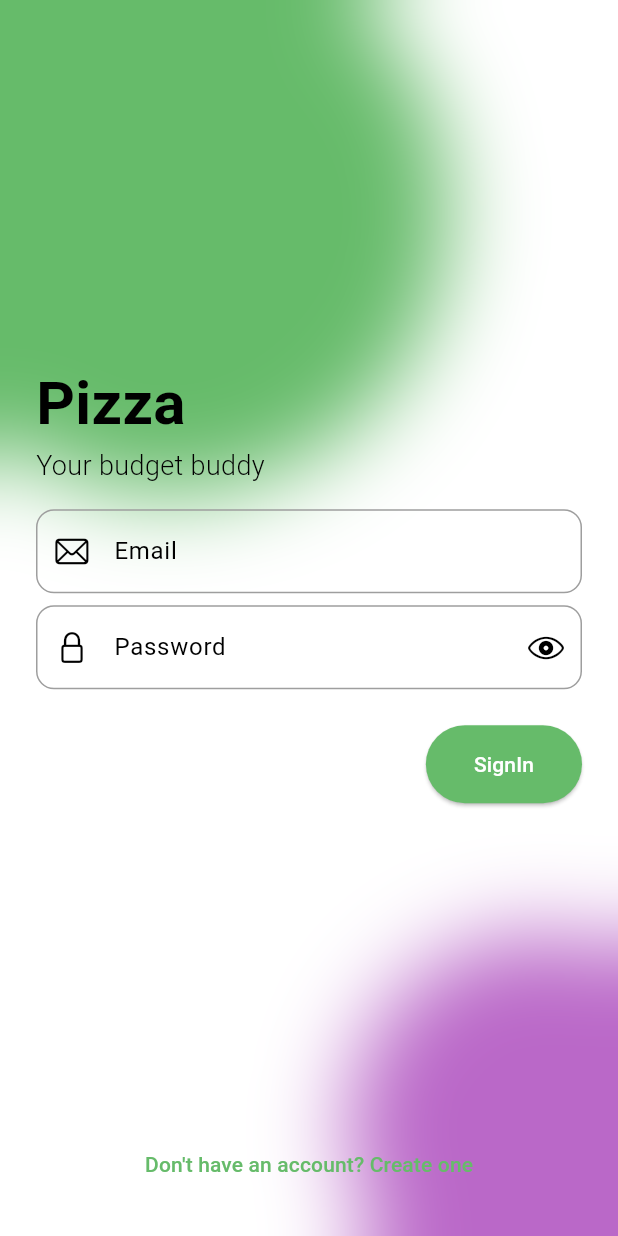
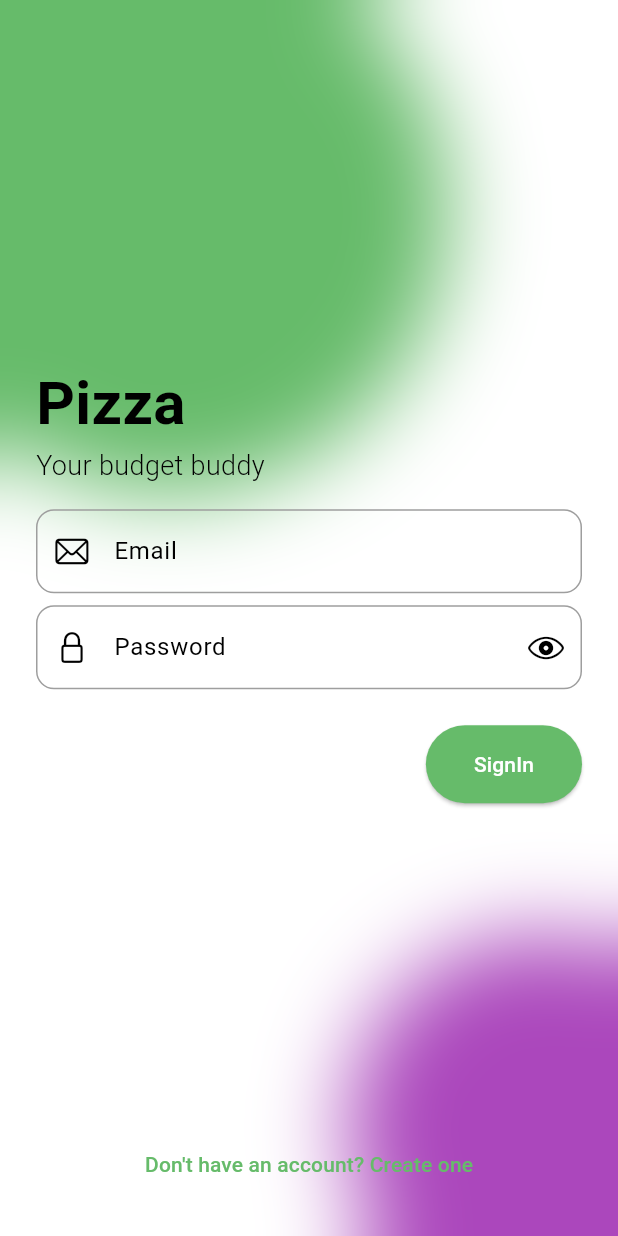
Before and after one commit to prateekthakur272/pizza, a Flutter app: the screen it shows after launch, on a phone screen of 412 x 824 dp. Run offline on Flutter 3.47's test engine with Material 3 defaults, Android fonts, the phone set to English and light mode, and no system bars; our stand-ins replace bloc, cloud_firestore, equatable, firebase_auth, firebase_core, flutter_bloc and 1 more; accounts and stored records are empty.

Commit message:
change themes

```diff
--- a/lib/app.dart
+++ b/lib/app.dart
@@ -1,6 +1,7 @@
 import 'package:flutter/material.dart';
 import 'package:flutter_bloc/flutter_bloc.dart';
 import 'package:pizza/blocs/bloc/authentication_bloc.dart';
+import 'package:pizza/constants/constants.dart';
 import 'package:pizza/screens/auth/auth_home_controller.dart';
 import 'package:user_repository/user_repository.dart';
 
@@ -16,19 +17,19 @@ class App extends StatelessWidget {
         theme: ThemeData(
             colorScheme: ColorScheme(
                 brightness: Brightness.light,
-                primary: Colors.green.shade400,
-                onPrimary: Colors.white,
-                secondary: Colors.purple.shade400,
-                onSecondary: Colors.white,
-                error: Colors.red.shade400,
-                onError: Colors.white,
-                background: Colors.grey.shade200,
-                onBackground: Colors.black,
-                surface: Colors.white,
-                onSurface: Colors.black),
+                primary: colorPrimary,
+                onPrimary: colorOnPrimary,
+                secondary: colorSecondary,
+                onSecondary: colorOnSecondary,
+                error: errorColor,
+                onError: onErrorColor,
+                background: backgroundColor,
+                onBackground: onBackgroundColor,
+                surface: surfaceColor,
+                onSurface: onSurfaceColor),
             elevatedButtonTheme: ElevatedButtonThemeData(style: ElevatedButton.styleFrom(
-              backgroundColor: Colors.green.shade400,
-              foregroundColor: Colors.white,
+              backgroundColor: colorPrimary,
+              foregroundColor: colorOnPrimary,
               padding: const EdgeInsets.symmetric(horizontal: 32,vertical: 16)
             ))
           ),
--- a/lib/constants/constants.dart
+++ b/lib/constants/constants.dart
@@ -1,3 +1,21 @@
 import 'package:flutter/material.dart';
+// Spaces
+const space8 = SizedBox.square(dimension: 8,);
 
-const space8 = SizedBox.square(dimension: 8,);
+// Colors
+final colorPrimary = Colors.green.shade400;
+final colorSecondary = Colors.purple.shade400;
+final colorTertiary = Colors.yellow.shade300;
+
+const colorOnPrimary = Colors.white;
+const colorOnSecondary = Colors.white;
+const colorOnTertiary = Colors.black;
+
+final errorColor = Colors.red.shade400;
+const onErrorColor = Colors.white;
+
+const surfaceColor = Colors.white;
+final backgroundColor = Colors.grey.shade200;
+
+const onSurfaceColor = Colors.black;
+const onBackgroundColor = Colors.black;
--- a/lib/screens/auth/auth_screen.dart
+++ b/lib/screens/auth/auth_screen.dart
@@ -32,7 +32,7 @@ class _AuthScreenState extends State<AuthScreen> {
             width: MediaQuery.of(context).size.width / 1.1,
             height: MediaQuery.of(context).size.width / 1.1,
             decoration: BoxDecoration(
-                shape: BoxShape.circle, color: Colors.green.shade400),
+                shape: BoxShape.circle, color: colorPrimary),
           ),
         ),
         Align(
@@ -41,7 +41,7 @@ class _AuthScreenState extends State<AuthScreen> {
             width: MediaQuery.of(context).size.width / 1.6,
             height: MediaQuery.of(context).size.width / 1.6,
             decoration: BoxDecoration(
-                shape: BoxShape.circle, color: Colors.purple.shade300),
+                shape: BoxShape.circle, color: colorSecondary),
           ),
         ),
         BackdropFilter(
```
